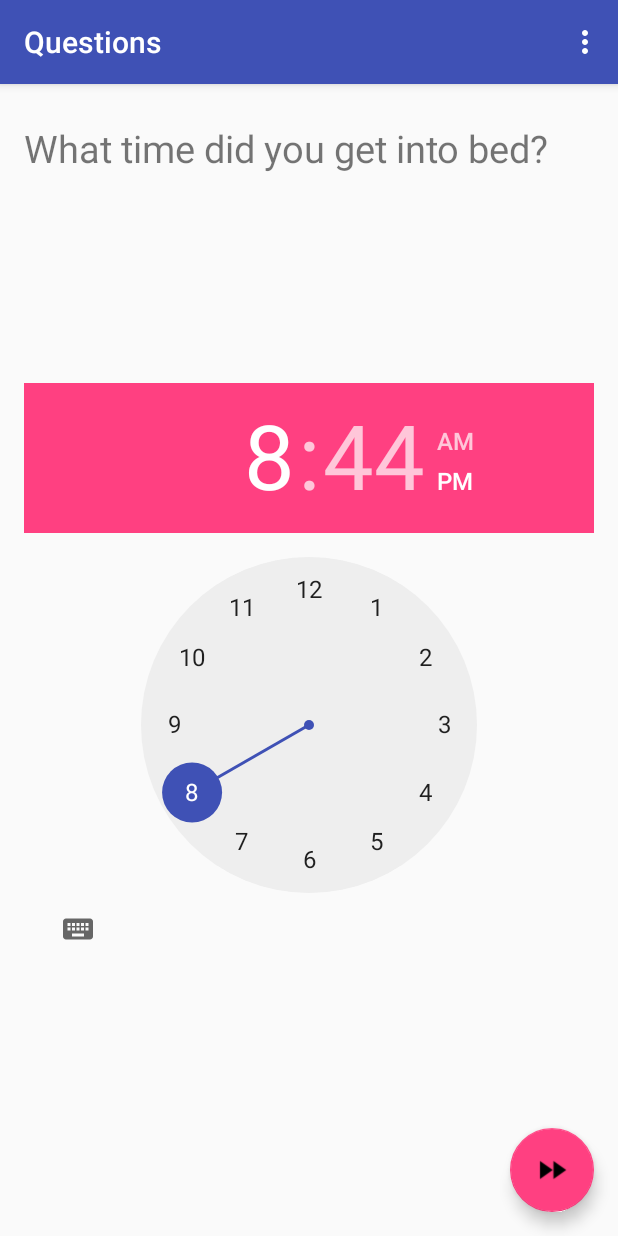
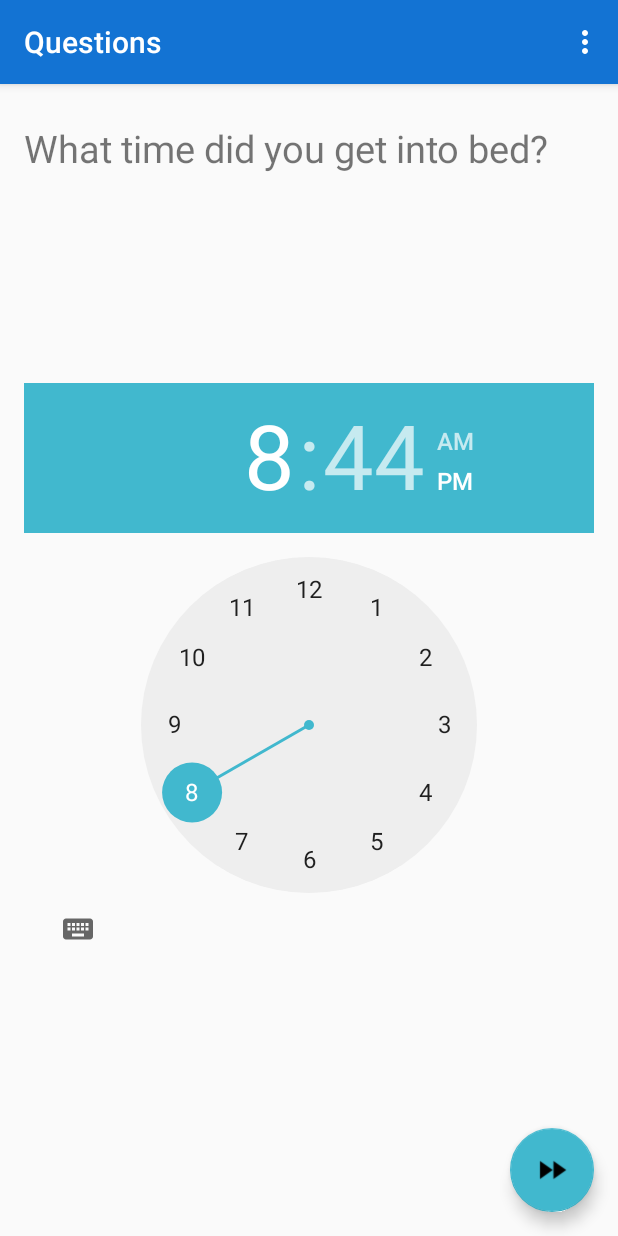
Before and after one commit to FSXAC/Lumohacks2017, an Android app: the Questions screen opened directly, with no data from a screen before it, on a phone screen of 412 x 824 dp. Run offline under Robolectric (Android 15) with nearby library versions, the phone set to English and light mode, and no system bars; our stand-ins replace Firebase (no records; nobody signed in at launch, a user with empty details on screens opened directly).

Commit message:
improved color scheme

```diff
--- a/lumo/app/src/main/res/layout/activity_questions.xml
+++ b/lumo/app/src/main/res/layout/activity_questions.xml
@@ -45,7 +45,7 @@
         android:layout_marginLeft = "16dp"
         android:layout_marginRight = "16dp"
         android:layout_marginTop = "75dp"
-        android:numbersSelectorColor="?attr/colorPrimary" />
+       />
 
     <NumberPicker
         android:id="@+id/hourPicker"
--- a/lumo/app/src/main/res/values/colors.xml
+++ b/lumo/app/src/main/res/values/colors.xml
@@ -1,6 +1,6 @@
 <?xml version="1.0" encoding="utf-8"?>
 <resources>
-    <color name="colorPrimary">#3F51B5</color>
-    <color name="colorPrimaryDark">#303F9F</color>
-    <color name="colorAccent">#FF4081</color>
+    <color name="colorPrimary">#1373d3</color>
+    <color name="colorPrimaryDark">#002040</color>
+    <color name="colorAccent">#41b8ce</color>
 </resources>
```
